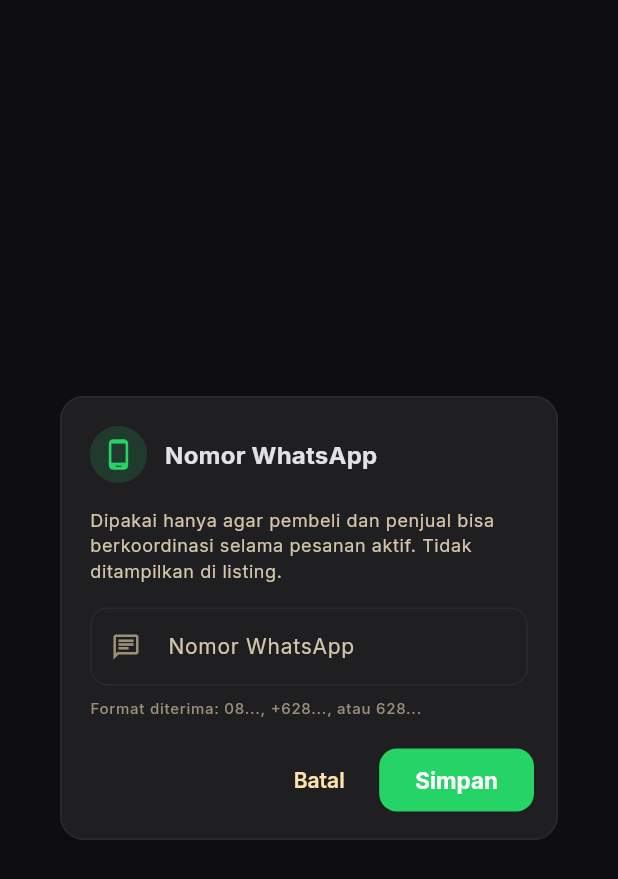
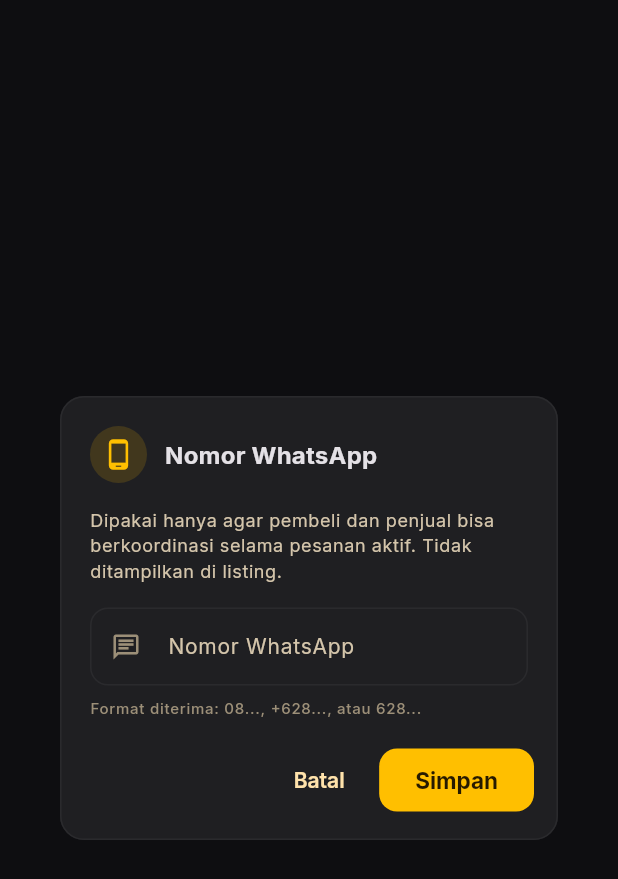
Before and after one commit to IlhamKurniawan46/tugasakhir-mobile, a Flutter app: the WhatsAppDialog widget shown alone on an empty page, opened directly, on a phone screen of 412 x 824 dp. Shown: the top 879 px of the screen. Run offline on Flutter 3.47's test engine with Material 3 defaults, Android fonts, the phone set to English and light mode, and no system bars; our stand-ins replace cached_network_image, flutter_dotenv, flutter_local_notifications, flutter_map, flutter_riverpod, flutter_secure_storage and 11 more; missing offline and left inert: pointycastle, wallet, web3dart; accounts and stored records are empty; network calls fail.

Commit message:
style: ubah beberapa komponen ui

```diff
--- a/lib/features/marketplace/screens/marketplace_screen.dart
+++ b/lib/features/marketplace/screens/marketplace_screen.dart
@@ -295,7 +295,7 @@
     return Scaffold(
       appBar: AppBar(
         title: Text(
-          'Marketplace HoloDex',
+          'Marketplace',
           style: textTheme.titleMedium?.copyWith(
             fontWeight: FontWeight.w700,
             color: AppColors.gold,
--- a/lib/features/profile/widgets/whatsapp_dialog.dart
+++ b/lib/features/profile/widgets/whatsapp_dialog.dart
@@ -116,12 +116,12 @@
           Container(
             padding: const EdgeInsets.all(8),
             decoration: BoxDecoration(
-              color: const Color(0xFF25D366).withAlpha(40),
+              color: AppColors.gold.withValues(alpha: 0.15),
               shape: BoxShape.circle,
             ),
             child: const Icon(
               Icons.phone_android,
-              color: Color(0xFF25D366),
+              color: AppColors.gold,
               size: 22,
             ),
           ),
@@ -207,8 +207,8 @@
         FilledButton(
           onPressed: _isLoading ? null : _handleSave,
           style: FilledButton.styleFrom(
-            backgroundColor: const Color(0xFF25D366),
-            foregroundColor: Colors.white,
+            backgroundColor: AppColors.gold,
+            foregroundColor: AppColors.onGold,
             minimumSize: const Size(0, 42),
             shape: RoundedRectangleBorder(
               borderRadius: BorderRadius.circular(AppTheme.radiusMd),
@@ -220,7 +220,7 @@
                   height: 16,
                   child: CircularProgressIndicator(
                     strokeWidth: 2,
-                    valueColor: AlwaysStoppedAnimation<Color>(Colors.white),
+                    valueColor: AlwaysStoppedAnimation<Color>(AppColors.onGold),
                   ),
                 )
               : const Text('Simpan'),
```
Also changed, not shown: lib/features/marketplace/screens/my_orders_screen.dart (+4 -4 lines), lib/features/profile/screens/profile_screen.dart (+5 -2 lines).
